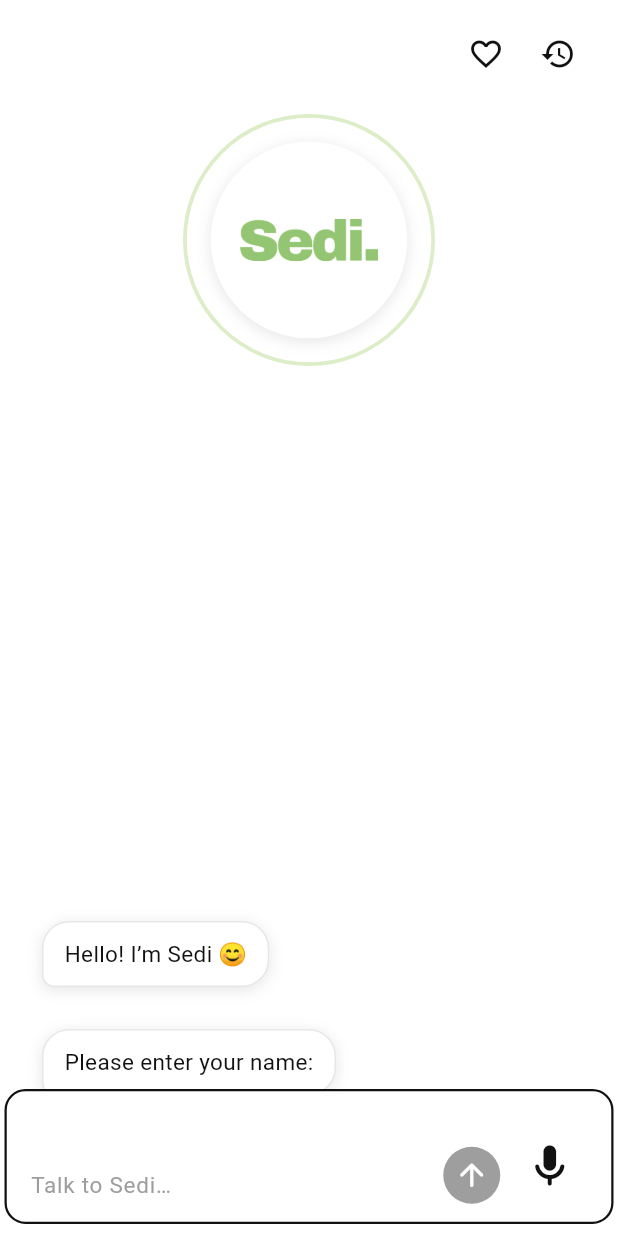
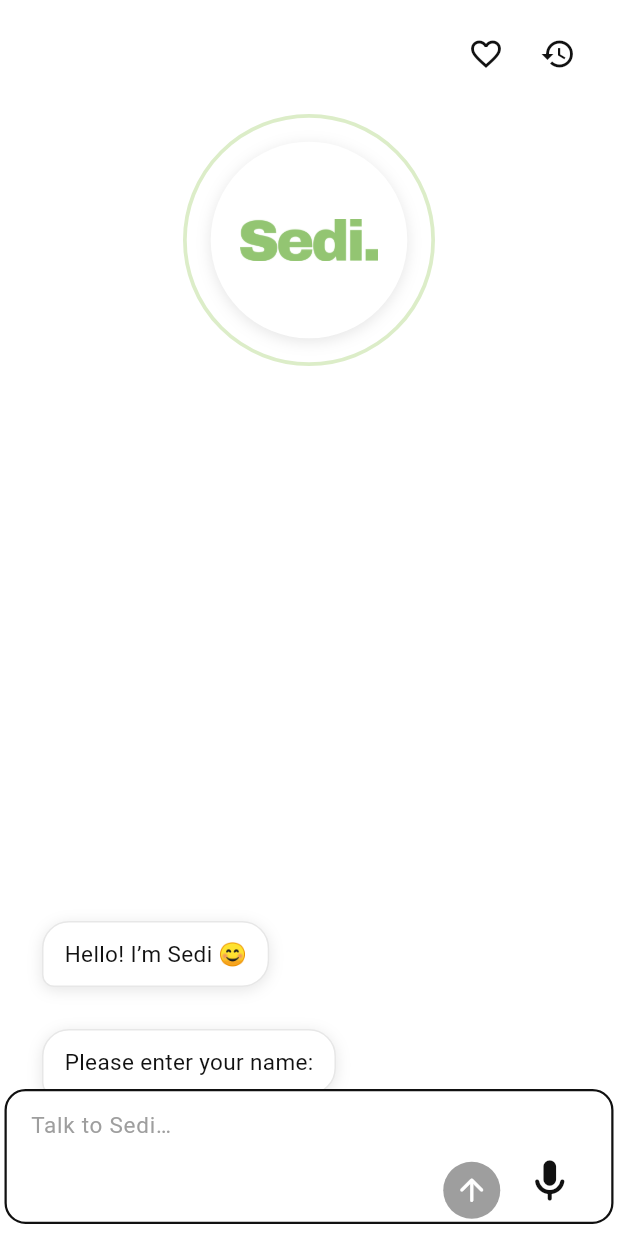
Before and after one commit to javadmeighani-oss/sedi-frontend, a Flutter app: the screen it shows after launch, on a phone screen of 412 x 824 dp. Run offline on Flutter 3.47's test engine with Material 3 defaults, Android fonts, the phone set to English and light mode, and no system bars; our stand-ins replace shared_preferences; Roboto replaces fonts that are missing (default).

Commit message:
Move TextField to top-left of input bar

```diff
--- a/lib/features/chat/presentation/widgets/input_bar.dart
+++ b/lib/features/chat/presentation/widgets/input_bar.dart
@@ -116,36 +116,18 @@ class _InputBarState extends State<InputBar> {
   }
 
   /// New layout with reduced height (20% smaller)
-  /// - Recording text: top-left
-  /// - TextField: bottom-left
+  /// - TextField: top-left
+  /// - Recording text: bottom-left (when recording)
   /// - Icons (bottom-right): [SEND] [SPEAKER] [TIMER (if recording)]
   Widget _buildNewLayout(bool hasText) {
     return Column(
       crossAxisAlignment: CrossAxisAlignment.start,
       mainAxisAlignment: MainAxisAlignment.spaceBetween,
       children: [
-        // TOP-LEFT: Recording text (when recording)
-        if (widget.isRecording)
-          Row(
-            children: [
-              Text(
-                'مکالمه با صدا', // Short text for voice conversation
-                style: const TextStyle(
-                  color: AppTheme.textPrimary,
-                  fontSize: 14,
-                  fontWeight: FontWeight.w500,
-                ),
-              ),
-            ],
-          )
-        else
-          const SizedBox.shrink(),
-
-        // BOTTOM ROW: TextField on left, Icons on right
+        // TOP-LEFT: TextField
         Row(
-          crossAxisAlignment: CrossAxisAlignment.end,
+          crossAxisAlignment: CrossAxisAlignment.start,
           children: [
-            // LEFT SIDE: TextField
             Expanded(
               child: widget.isRecording
                   ? const SizedBox.shrink() // Empty when recording
@@ -169,8 +151,27 @@ class _InputBarState extends State<InputBar> {
                       onSubmitted: (_) => _sendText(),
                     ),
             ),
+          ],
+        ),
 
-            const SizedBox(width: 12),
+        // BOTTOM ROW: Recording text on left, Icons on right
+        Row(
+          crossAxisAlignment: CrossAxisAlignment.end,
+          children: [
+            // LEFT SIDE: Recording text (when recording)
+            if (widget.isRecording)
+              Text(
+                'مکالمه با صدا', // Short text for voice conversation
+                style: const TextStyle(
+                  color: AppTheme.textPrimary,
+                  fontSize: 14,
+                  fontWeight: FontWeight.w500,
+                ),
+              )
+            else
+              const SizedBox.shrink(),
+
+            const Spacer(),
 
             // RIGHT SIDE (bottom-right): Icons order from right to left
             // [SEND] [SPEAKER] [TIMER (if recording)]
```
